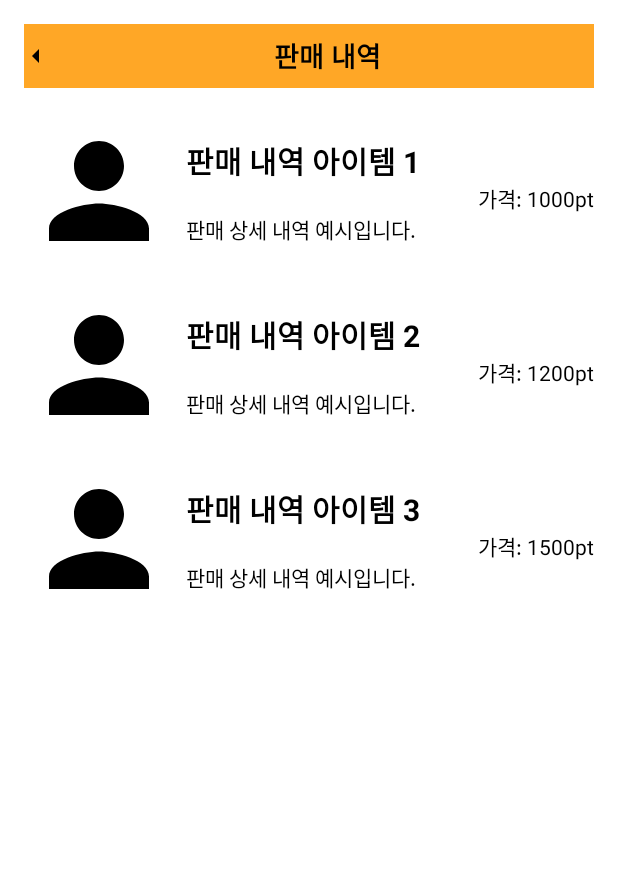
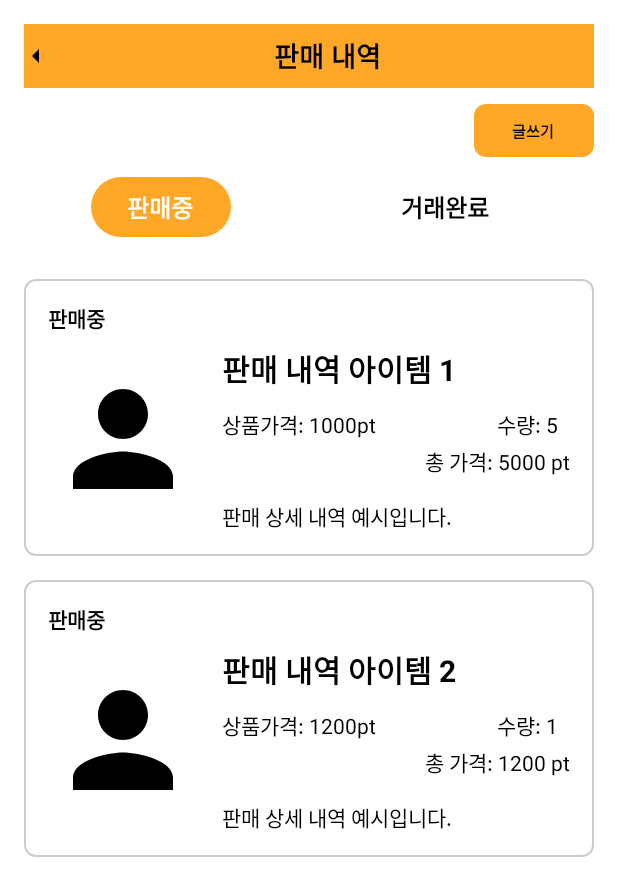
Before and after one commit to Cycrypto/mobile-zipbob, an Android app built with Jetpack Compose: the @Preview function MyPageSaleDetailScreenPreview, on a phone screen of 412 x 824 dp. Shown: the top 896 px of the screen. Run offline under Robolectric (Android 15) with nearby library versions, the phone set to English and light mode, and no system bars; our stand-ins replace constraintlayout-compose; Roboto replaces fonts that are not available here.

Commit message:
구매내역, 판매내역 레이아웃+박스 수정

```diff
--- a/app/src/main/java/com/example/hansotbob/data/ItemDetail.kt
+++ /dev/null
@@ -1,8 +0,0 @@
-package com.example.hansotbob.data
-
-data class ItemDetail(
-    val imagePainterId: Int,
-    val productName: String,
-    val itemPrice: String,
-    val detail: String
-)
--- /dev/null
+++ b/app/src/main/java/com/example/hansotbob/data/SaleItem.kt
@@ -0,0 +1,11 @@
+package com.example.hansotbob.data
+
+data class SaleItem(
+    val imagePainterId: Int,
+    val productName: String,
+    val itemPrice: String,
+    val detail: String,
+    val sale: Boolean = false,  //판매중
+    val saled: Boolean = false,  //판매완료
+    val count: Int = 1  //판매할 상품 개수
+)
--- a/app/src/main/java/com/example/hansotbob/fragment/ItemContainer.kt
+++ b/app/src/main/java/com/example/hansotbob/fragment/ItemContainer.kt
@@ -16,10 +16,6 @@ import androidx.navigation.NavController
 import com.example.hansotbob.component.CardView.MealCategoryCardWithBadge
 import com.example.hansotbob.component.CardView.OverviewCard
 import com.example.hansotbob.data.ListItem
-import com.example.hansotbob.data.ItemDetail
-import com.example.hansotbob.ui.screen.detail.ItemDetail
-import com.example.hansotbob.ui.screen.detail.ReviewDetail
-import com.example.hansotbob.ui.screen.PaymentDetail
 
 @Composable
 fun CategoryFragmentContainer(navController: NavController, items: List<ListItem>) {
--- a/app/src/main/java/com/example/hansotbob/ui/screen/detail/ItemDetail.kt
+++ /dev/null
@@ -1,81 +0,0 @@
-package com.example.hansotbob.ui.screen.detail
-
-import androidx.compose.foundation.Image
-import androidx.compose.foundation.background
-import androidx.compose.foundation.layout.*
-import androidx.compose.material3.Text
-import androidx.compose.runtime.Composable
-import androidx.compose.ui.Alignment
-import androidx.compose.ui.Modifier
-import androidx.compose.ui.graphics.Color
-import androidx.compose.ui.res.painterResource
-import androidx.compose.ui.text.font.FontWeight
-import androidx.compose.ui.text.style.TextAlign
-import androidx.compose.ui.tooling.preview.Preview
-import androidx.compose.ui.unit.dp
-import androidx.compose.ui.unit.sp
-import com.example.hansotbob.R
-import com.example.hansotbob.data.ItemDetail
-
-@Composable
-fun ItemDetail(
-    itemDetail: ItemDetail,
-    modifier: Modifier = Modifier
-) {
-    Row(
-        verticalAlignment = Alignment.CenterVertically,
-        modifier = modifier
-            .fillMaxWidth()
-            .padding(vertical = 8.dp)
-            .background(Color.White)
-    ) {
-        // Product Image
-        Image(
-            painter = painterResource(id = itemDetail.imagePainterId),
-            contentDescription = "Product Image",
-            modifier = Modifier
-                .size(100.dp)
-        )
-
-        // Product Details
-        Column(
-            modifier = Modifier
-                .padding(start = 8.dp)
-                .weight(1f)
-        ) {
-            Text(
-                text = itemDetail.productName,
-                fontSize = 20.sp,
-                fontWeight = FontWeight.Bold,
-                textAlign = TextAlign.Start,
-                modifier = Modifier.fillMaxWidth()
-            )
-
-            Text(
-                text = itemDetail.itemPrice,
-                fontSize = 14.sp,
-                textAlign = TextAlign.End,
-                modifier = Modifier.fillMaxWidth()
-            )
-
-            Text(
-                text = itemDetail.detail,
-                fontSize = 14.sp,
-                modifier = Modifier.fillMaxWidth()
-            )
-        }
-    }
-}
-
-@Preview(showBackground = true)
-@Composable
-fun ItemDetailPreview() {
-    ItemDetail(
-        itemDetail = ItemDetail(
-            imagePainterId = R.drawable.ic_mypage,
-            productName = "상품품명",
-            itemPrice = "가격: 1000pt ",
-            detail = "구매상세내역 예시입니다."
-        )
-    )
-}
--- a/app/src/main/java/com/example/hansotbob/ui/screen/detail/MyPageSaleDetailScreen.kt
+++ b/app/src/main/java/com/example/hansotbob/ui/screen/detail/MyPageSaleDetailScreen.kt
@@ -5,8 +5,15 @@ import androidx.compose.foundation.background
 import androidx.compose.foundation.layout.*
 import androidx.compose.foundation.lazy.LazyColumn
 import androidx.compose.foundation.lazy.items
+import androidx.compose.foundation.shape.RoundedCornerShape
+import androidx.compose.material3.Button
+import androidx.compose.material3.ButtonDefaults
 import androidx.compose.material3.Text
 import androidx.compose.runtime.Composable
+import androidx.compose.runtime.getValue
+import androidx.compose.runtime.mutableStateOf
+import androidx.compose.runtime.remember
+import androidx.compose.runtime.setValue
 import androidx.compose.ui.Alignment
 import androidx.compose.ui.Modifier
 import androidx.compose.ui.graphics.Color
@@ -19,40 +26,53 @@ import androidx.compose.ui.unit.sp
 import androidx.constraintlayout.compose.ConstraintLayout
 import com.example.hansotbob.R
 import com.example.hansotbob.ui.theme.PrimaryColor
-import com.example.hansotbob.data.ItemDetail
+import com.example.hansotbob.data.SaleItem
 
 @Composable
 fun MyPageSaleDetailScreen() {
-    //판매내역 데이터 리스트
-    val purchaseItems = listOf(
-        ItemDetail(
+    var selectedTab by remember { mutableStateOf(Tab.SALE) } // Initial tab selection
+
+    // Selling and completed lists
+    val sellingItems = listOf(
+        SaleItem(
             imagePainterId = R.drawable.ic_mypage,
             productName = "판매 내역 아이템 1",
-            itemPrice = "가격: 1000pt",
-            detail = "판매 상세 내역 예시입니다."
+            itemPrice = "1000",
+            detail = "판매 상세 내역 예시입니다.",
+            sale = true,
+            count = 5
         ),
-        ItemDetail(
+        SaleItem(
             imagePainterId = R.drawable.ic_mypage,
             productName = "판매 내역 아이템 2",
-            itemPrice = "가격: 1200pt",
-            detail = "판매 상세 내역 예시입니다."
+            itemPrice = "1200",
+            detail = "판매 상세 내역 예시입니다.",
+            sale = true,
+            count = 1
         ),
-        ItemDetail(
+        SaleItem(
             imagePainterId = R.drawable.ic_mypage,
-            productName = "판매 내역 아이템 3",
-            itemPrice = "가격: 1500pt",
-            detail = "판매 상세 내역 예시입니다."
+            productName = "거래완료 내역 아이템 3",
+            itemPrice = "1500",
+            detail = "판매 상세 내역 예시입니다.",
+            saled = true,
+            count = 2
         )
     )
+
+    // Filtered lists based on tab selection
+    val sellingItemsToShow = sellingItems.filter { it.sale }
+    val completedItemsToShow = sellingItems.filter { it.saled }
+
     ConstraintLayout(
         modifier = Modifier
             .fillMaxSize()
             .background(Color.White)
             .padding(16.dp)
     ) {
-        val (topBar, recyclerView) = createRefs()
+        val (topBar, actionRow, tabBar, recyclerView) = createRefs()
 
-        // Top Bar
+        // Top bar
         Row(
             verticalAlignment = Alignment.CenterVertically,
             modifier = Modifier
@@ -63,7 +83,7 @@ fun MyPageSaleDetailScreen() {
                     top.linkTo(parent.top)
                 }
         ) {
-            // Back Button
+            // Back button
             Image(
                 painter = painterResource(id = R.drawable.back_button),
                 contentDescription = "Back Button",
@@ -82,23 +102,91 @@ fun MyPageSaleDetailScreen() {
             )
         }
 
-        // RecyclerView (or LazyColumn in Compose)
+        // Write button
+        Button(
+            onClick = { /*TODO*/ },
+            colors = ButtonDefaults.buttonColors(PrimaryColor),
+            elevation = ButtonDefaults.elevatedButtonElevation(0.dp),
+            shape = RoundedCornerShape(8.dp),
+            modifier = Modifier
+                .width(80.dp)
+                .height(35.dp)
+                .constrainAs(actionRow) {
+                    end.linkTo(parent.end)
+                    top.linkTo(topBar.bottom, margin = 10.dp)
+                }
+        ) {
+            Text(
+                text = "글쓰기",
+                fontSize = 10.sp,
+                fontWeight = FontWeight.Bold,
+                color = Color.Black,
+            )
+        }
+
+        // Tab bar
+        Row(
+            modifier = Modifier
+                .fillMaxWidth()
+                .constrainAs(tabBar) {
+                    top.linkTo(actionRow.bottom, margin = 10.dp)
+                },
+            horizontalArrangement = Arrangement.SpaceAround
+        ) {
+            Button(
+                onClick = { selectedTab = Tab.SALE },
+                colors = ButtonDefaults.buttonColors(
+                    containerColor = if (selectedTab == Tab.SALE) PrimaryColor else Color.Transparent,
+                    contentColor = if (selectedTab == Tab.SALE) Color.White else Color.Black
+                ),
+                elevation = ButtonDefaults.elevatedButtonElevation(0.dp)
+            ) {
+                Text(
+                    text = "판매중",
+                    fontSize = 16.sp,
+                    fontWeight = FontWeight.Bold
+                )
+            }
+            Button(
+                onClick = { selectedTab = Tab.SALED },
+                colors = ButtonDefaults.buttonColors(
+                    containerColor = if (selectedTab == Tab.SALED) PrimaryColor else Color.Transparent,
+                    contentColor = if (selectedTab == Tab.SALED) Color.White else Color.Black
+                ),
+                elevation = ButtonDefaults.elevatedButtonElevation(0.dp)
+            ) {
+                Text(
+                    text = "거래완료",
+                    fontSize = 16.sp,
+                    fontWeight = FontWeight.Bold
+                )
+            }
+        }
+
+        // Sale detail list based on selected tab
+        val itemsToShow = when (selectedTab) {
+            Tab.SALE -> sellingItemsToShow
+            Tab.SALED -> completedItemsToShow
+        }
+
         LazyColumn(
             modifier = Modifier
                 .fillMaxSize()
                 .constrainAs(recyclerView) {
-                    top.linkTo(topBar.bottom)
-                    start.linkTo(parent.start)
-                    end.linkTo(parent.end)
-                    bottom.linkTo(parent.bottom)
+                    top.linkTo(tabBar.bottom)
                 }
-                .padding(top = 32.dp)
+                .padding(top = 16.dp)
         ) {
-            items(purchaseItems) { itemDetail ->
-                ItemDetail(itemDetail = itemDetail)
+            items(itemsToShow) { saleItem ->
+                SaleItemCard(saleItem)
             }
         }
     }
+}
+
+enum class Tab {
+    SALE,
+    SALED
 }
 
 @Preview(showBackground = true)
--- /dev/null
+++ b/app/src/main/java/com/example/hansotbob/ui/screen/detail/SaleItemCard.kt
@@ -0,0 +1,154 @@
+package com.example.hansotbob.ui.screen.detail
+
+import androidx.compose.foundation.Image
+import androidx.compose.foundation.background
+import androidx.compose.foundation.border
+import androidx.compose.foundation.layout.*
+import androidx.compose.foundation.shape.RoundedCornerShape
+import androidx.compose.material3.Text
+import androidx.compose.runtime.Composable
+import androidx.compose.ui.Alignment
+import androidx.compose.ui.Modifier
+import androidx.compose.ui.draw.clip
+import androidx.compose.ui.graphics.Color
+import androidx.compose.ui.res.painterResource
+import androidx.compose.ui.text.font.FontWeight
+import androidx.compose.ui.text.style.TextAlign
+import androidx.compose.ui.unit.Dp
+import androidx.compose.ui.unit.dp
+import androidx.compose.ui.unit.sp
+import com.example.hansotbob.data.SaleItem
+import androidx.compose.ui.graphics.Shape
+import androidx.compose.ui.tooling.preview.Preview
+import com.example.hansotbob.R
+
+@Composable
+fun SaleItemCard(
+    saleItem: SaleItem,
+    modifier: Modifier = Modifier,
+    border: Dp = 1.dp, // Border thickness
+    shape: Shape = RoundedCornerShape(8.dp) // Border shape (rounded corners by default)
+) {
+    val totalPrice = saleItem.itemPrice.toInt() * saleItem.count
+
+    Box(
+        modifier = modifier
+            .fillMaxWidth()
+            .padding(vertical = 8.dp)
+            .background(Color.White)
+            .border(border, Color.LightGray, shape)
+            .padding(16.dp)
+    ) {
+        Column {
+            if (saleItem.sale) {
+                Text(
+                    text = "판매중",
+                    fontSize = 14.sp,
+                    fontWeight = FontWeight.Bold,
+                    textAlign = TextAlign.Left,
+                    modifier = Modifier
+                        .fillMaxWidth()
+                        .padding(bottom = 8.dp)
+                )
+            } else if (saleItem.saled) {
+                Text(
+                    text = "거래완료",
+                    fontSize = 14.sp,
+                    fontWeight = FontWeight.Bold,
+                    textAlign = TextAlign.Left,
+                    modifier = Modifier
+                        .fillMaxWidth()
+                        .padding(bottom = 8.dp)
+                )
+            }
+
+            Row(
+                verticalAlignment = Alignment.CenterVertically,
+                modifier = Modifier.fillMaxWidth()
+            ) {
+                // Product Image
+                Image(
+                    painter = painterResource(id = saleItem.imagePainterId),
+                    contentDescription = "Product Image",
+                    modifier = Modifier
+                        .size(100.dp)
+                        .clip(shape) // Apply shape to the image
+                )
+
+                // Spacer between image and details
+                Spacer(modifier = Modifier.width(16.dp))
+
+                // Product Details
+                Column(
+                    modifier = Modifier.weight(1f)
+                ) {
+                    Text(
+                        text = saleItem.productName,
+                        fontSize = 20.sp,
+                        fontWeight = FontWeight.Bold,
+                        textAlign = TextAlign.Start,
+                        modifier = Modifier.fillMaxWidth()
+                    )
+
+                    Spacer(modifier = Modifier.height(8.dp))
+
+                    Row(
+                        verticalAlignment = Alignment.CenterVertically,
+                        modifier = Modifier.fillMaxWidth()
+                    ) {
+                        // Display total price based on quantity and item price
+                        Text(
+                            text = "상품가격: ${saleItem.itemPrice}pt",
+                            fontSize = 14.sp,
+                            textAlign = TextAlign.Left,
+                            modifier = Modifier.weight(1f)
+                        )
+
+                        Spacer(modifier = Modifier.width(16.dp))
+
+                        // Quantity Input
+                        Text(
+                            text = "수량: ${saleItem.count}",
+                            fontSize = 14.sp,
+                            textAlign = TextAlign.End,
+                            modifier = Modifier
+                                .padding(horizontal = 8.dp, vertical = 4.dp)
+                        )
+                    }
+
+                    Text(
+                        text = "총 가격: $totalPrice pt",
+                        textAlign = TextAlign.End,
+                        fontSize = 14.sp,
+                        modifier = Modifier.fillMaxWidth()
+                    )
+
+                    Spacer(modifier = Modifier.height(8.dp))
+
+                    Spacer(modifier = Modifier.height(8.dp))
+
+                    Text(
+                        text = saleItem.detail,
+                        fontSize = 14.sp,
+                        modifier = Modifier.fillMaxWidth()
+                    )
+                }
+            }
+        }
+    }
+}
+
+@Preview(showBackground = true)
+@Composable
+fun SaleItemCardPreview() {
+    SaleItemCard(
+        saleItem = SaleItem(
+            imagePainterId = R.drawable.ic_mypage,
+            productName = "상품명",
+            itemPrice = "1000",
+            detail = "판매상세내역 예시입니다.",
+            sale = true, // Example sale item
+            count = 2
+        )
+    )
+}
```
Also changed, not shown: app/src/main/java/com/example/hansotbob/data/BuyItem.kt (added, +11 -0 lines), app/src/main/java/com/example/hansotbob/ui/screen/detail/BuyItemCard.kt (added, +148 -0 lines), app/src/main/java/com/example/hansotbob/ui/screen/detail/MyPageBuyDetailScreen.kt (+100 -20 lines).
